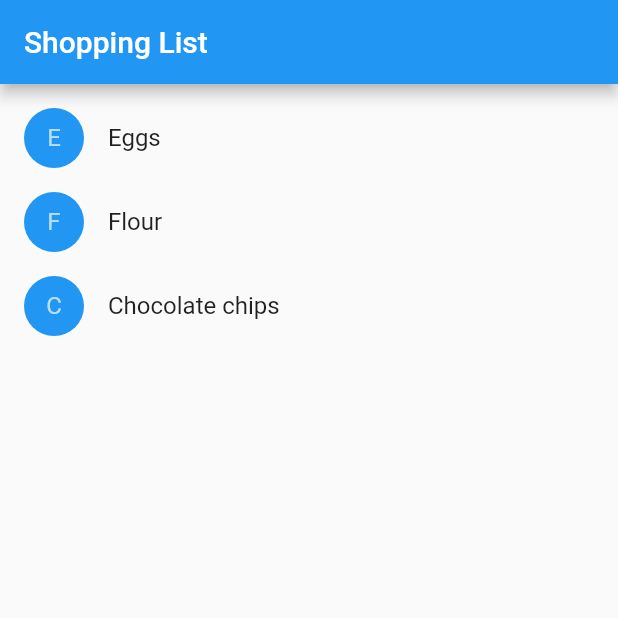
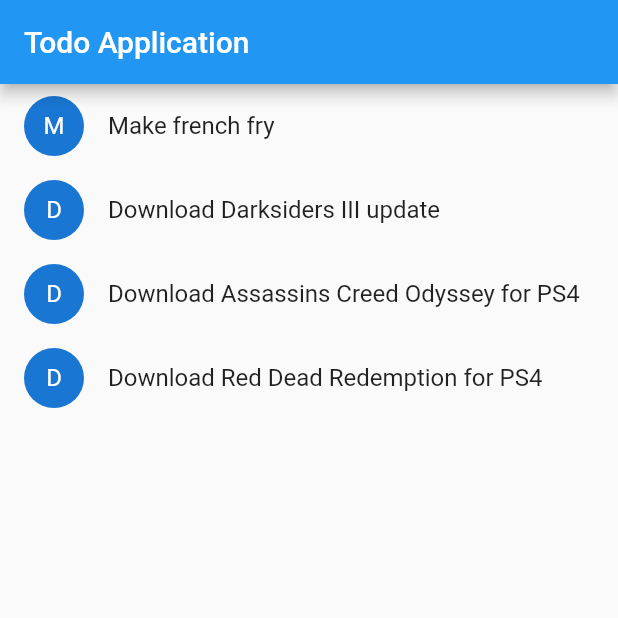
Before and after one commit to nischalshakya15/flutter_app, a Flutter app: the screen it shows after launch, on a phone screen of 412 x 824 dp, the top half of it. Run offline on Flutter 3.47's test engine with Material 2 defaults, Android fonts, the phone set to English and light mode, and no system bars; missing offline and left inert: random_color.

Commit message:
Create todolist item and generate random color

```diff
--- a/lib/main.dart
+++ b/lib/main.dart
@@ -1,18 +1,18 @@
 import 'package:flutter/cupertino.dart';
 import 'package:flutter/material.dart';
+import 'package:flutter_app/org/personal/todo/todo_list.dart';
 
-import 'org/personal/shoppinglist/product.dart';
-import 'org/personal/shoppinglist/shopping-list.dart';
+import 'org/personal/todo/todo.dart';
 
 void main() {
   runApp(MaterialApp(
-    title: 'Shopping App',
-    home: ShoppingList(
-      products: <Product>[
-        Product(name: 'Eggs'),
-        Product(name: 'Flour'),
-        Product(name: 'Chocolate chips'),
-      ],
-    ),
-  ));
+      title: 'ToDo App',
+      home: ToDoList(
+        todos: <ToDo>[
+          ToDo(title: 'Make french fry', isCompleted: false),
+          ToDo(title: 'Download Darksiders III update', isCompleted: false),
+          ToDo(title: 'Download Assassins Creed Odyssey for PS4', isCompleted: false),
+          ToDo(title: 'Download Red Dead Redemption for PS4', isCompleted: false)
+        ],
+      )));
 }
--- a/lib/org/personal/shoppinglist/product.dart
+++ /dev/null
@@ -1,5 +0,0 @@
-class Product {
-  final String name;
-
-  Product({this.name});
-}
--- a/lib/org/personal/shoppinglist/shopping-list-item.dart
+++ /dev/null
@@ -1,40 +0,0 @@
-import 'package:flutter/material.dart';
-
-import 'product.dart';
-
-typedef void CartChangedCallback(Product product, bool inCart);
-
-class ShoppingListItem extends StatelessWidget {
-  final Product product;
-  final bool inCart;
-  final CartChangedCallback onCartChanged;
-
-  const ShoppingListItem(
-      {Key key, this.product, this.inCart, this.onCartChanged})
-      : super(key: key);
-
-  Color _getColor(BuildContext context) {
-    return inCart ? Colors.black54 : Theme.of(context).primaryColor;
-  }
-
-  TextStyle _getTextStyle() {
-    if (!inCart) return null;
-
-    return TextStyle(
-        color: Colors.black54, decoration: TextDecoration.lineThrough);
-  }
-
-  @override
-  Widget build(BuildContext context) {
-    return ListTile(
-        onTap: () => {onCartChanged(product, inCart)},
-        leading: CircleAvatar(
-          backgroundColor: _getColor(context),
-          child: Text(product.name[0]),
-        ),
-        title: Text(
-          product.name,
-          style: _getTextStyle(),
-        ));
-  }
-}
--- a/lib/org/personal/shoppinglist/shopping-list.dart
+++ /dev/null
@@ -1,44 +0,0 @@
-import 'package:flutter/material.dart';
-
-import 'product.dart';
-import 'shopping-list-item.dart';
-
-class ShoppingList extends StatefulWidget {
-  final List<Product> products;
-
-  ShoppingList({Key key, this.products}) : super();
-
-  _ShoppingListState createState() => _ShoppingListState();
-}
-
-class _ShoppingListState extends State<ShoppingList> {
-  Set<Product> _shoppingCart = Set<Product>();
-
-  void _handleCartChanged(Product product, bool inCart) {
-    setState(() {
-      if (!inCart)
-        _shoppingCart.add(product);
-      else
-        _shoppingCart.remove(product);
-    });
-  }
-
-  @override
-  Widget build(BuildContext context) {
-    return Scaffold(
-      appBar: AppBar(
-        title: Text('Shopping List'),
-      ),
-      body: ListView(
-        padding: EdgeInsets.symmetric(vertical: 8.0),
-        children: widget.products.map((Product product) {
-          return ShoppingListItem(
-            product: product,
-            inCart: _shoppingCart.contains(product),
-            onCartChanged: _handleCartChanged,
-          );
-        }).toList(),
-      ),
-    );
-  }
-}
--- /dev/null
+++ b/lib/org/personal/todo/todo.dart
@@ -0,0 +1,6 @@
+class ToDo {
+  final String title;
+  final bool isCompleted;
+
+  ToDo({this.title, this.isCompleted});
+}
--- /dev/null
+++ b/lib/org/personal/todo/todo_list.dart
@@ -0,0 +1,26 @@
+import 'package:flutter/material.dart';
+import 'package:flutter/widgets.dart';
+import 'package:flutter_app/org/personal/todo/todo.dart';
+
+import 'todolist_items.dart';
+
+class ToDoList extends StatefulWidget {
+  final List<ToDo> todos;
+
+  ToDoList({Key key, this.todos}) : super();
+
+  _ToDoListState createState() => _ToDoListState();
+}
+
+class _ToDoListState extends State<ToDoList> {
+  @override
+  Widget build(BuildContext context) {
+    return Scaffold(
+      appBar: AppBar(title: Text('Todo Application')),
+      body: ListView(
+          children: widget.todos.map((ToDo todo) {
+        return ToDoListItems(toDo: todo);
+      }).toList()),
+    );
+  }
+}
--- /dev/null
+++ b/lib/org/personal/todo/todolist_items.dart
@@ -0,0 +1,19 @@
+import 'package:flutter/material.dart';
+import 'package:flutter_app/org/personal/todo/todo.dart';
+import 'package:random_color/random_color.dart';
+
+class ToDoListItems extends StatelessWidget {
+  final ToDo toDo;
+
+  const ToDoListItems({Key key, this.toDo}) : super(key: key);
+
+  @override
+  Widget build(BuildContext context) {
+    return ListTile(
+        leading: CircleAvatar(
+          backgroundColor: RandomColor().randomColor(colorBrightness: ColorBrightness.dark),
+          child: Text(toDo.title[0]),
+        ),
+        title: Text(toDo.title));
+  }
+}
--- a/pubspec.yaml
+++ b/pubspec.yaml
@@ -28,6 +28,7 @@ dependencies:
   # The following adds the Cupertino Icons font to your application.
   # Use with the CupertinoIcons class for iOS style icons.
   cupertino_icons: ^0.1.3
+  random_color: ^1.0.5
 
 dev_dependencies:
   flutter_test:
```
Also changed, not shown: pubspec.lock.
